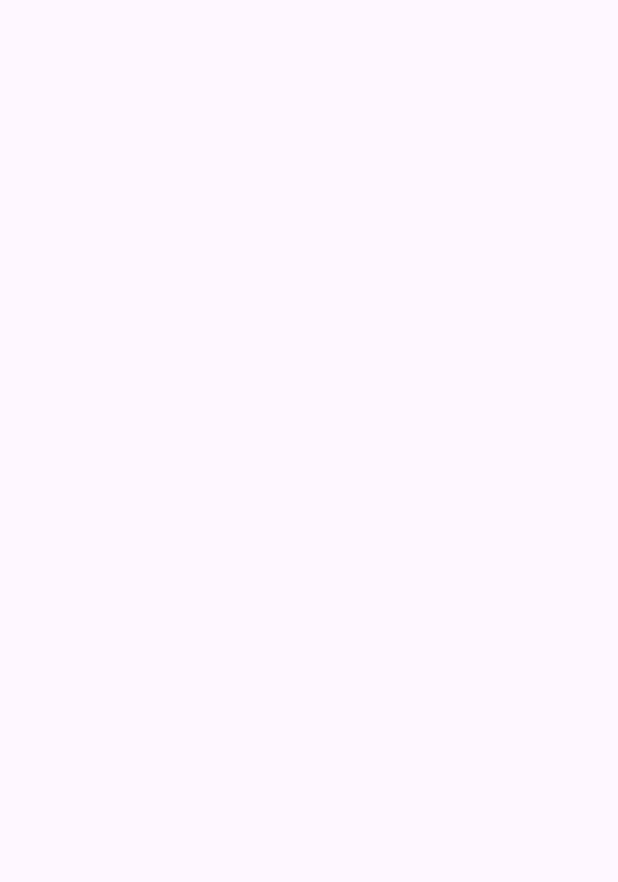
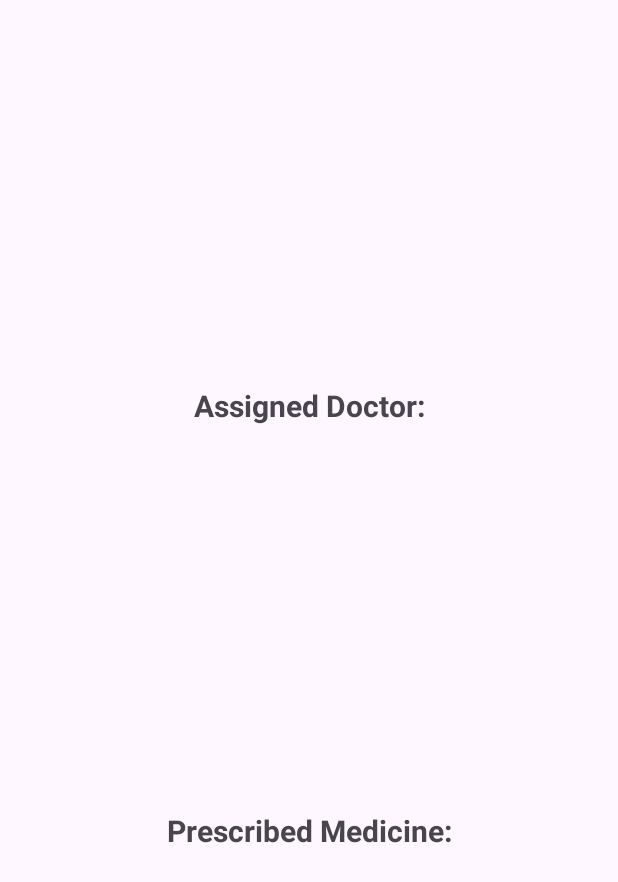
Before and after one commit to saladk21/Hospital_Management_System_V0.1, an Android app: the Patient screen opened directly, with no data from a screen before it, on a phone screen of 412 x 824 dp. Before the commit the part shown is empty. Shown: the top 882 px of the screen. Run offline under Robolectric (Android 15) with nearby library versions, the phone set to English and light mode, and no system bars.

Commit message:
actual changes created the patient dash- Patient.java class modified the patient XML- Patient.XML modified the Database.java and added the two columns assigned_to,prescribed_with
changes to access the Patient
added button to main XML and added code to that button in the JAVA

```diff
--- a/app/src/main/java/com/example/hospital_management_system_v01/Database.java
+++ b/app/src/main/java/com/example/hospital_management_system_v01/Database.java
@@ -90,7 +90,11 @@ public class Database extends SQLiteOpenHelper {
                         PATIENT_COLUMN_ILLNESS + " TEXT, " +
                         PATIENT_COLUMN_STATUS + " TEXT, " +
                         PATIENT_COLUMN_AGE + " INTEGER, " +
-                        PATIENT_COLUMN_GENDER + " TEXT");
+                        PATIENT_COLUMN_GENDER + " TEXT, " +
+                        "assigned_to INTEGER REFERENCES " + DOCTOR_TABLE_NAME + "(" + DOCTOR_COLUMN_ID + ") ON DELETE SET NULL, " + // assigned_to foriegn key
+                        "prescribed_with INTEGER REFERENCES " + MEDICINE_TABLE_NAME + "(" + MEDICINE_COLUMN_ID + ") ON DELETE SET NULL");// prescribed_with foriegn key
+
+
 
 // Create Medicine table
         createTable(db, MEDICINE_TABLE_NAME,
--- a/app/src/main/java/com/example/hospital_management_system_v01/Patient.java
+++ b/app/src/main/java/com/example/hospital_management_system_v01/Patient.java
@@ -1,23 +1,71 @@
 package com.example.hospital_management_system_v01;
 
+import android.database.Cursor;
+import android.os.Bundle;
+import android.widget.TextView;
 import androidx.appcompat.app.AppCompatActivity;
 
-import android.os.Bundle;
+public class Patient extends AppCompatActivity {
 
-public class Patient extends AppCompatActivity {
+    private TextView doctorInfoTextView;
+    private TextView medicineInfoTextView;
 
     @Override
     protected void onCreate(Bundle savedInstanceState) {
         super.onCreate(savedInstanceState);
         setContentView(R.layout.activity_patient);
 
-        // AZIZ
+        doctorInfoTextView = findViewById(R.id.doctorInfoTextView);
+        medicineInfoTextView = findViewById(R.id.medicineInfoTextView);
 
-        // Create a dashboard the the patient can see
-        // The following is inside the dashboard
-        // Prescribed with x medicine
-        // show assigned doctor
+// Get the patient's information from the database
+        Database database = new Database(this);
+        Cursor patientCursor = database.getAllRecords(Database.PATIENT_TABLE_NAME);
 
+        if (patientCursor.moveToFirst()) {
+            int doctorIdColumnIndex = patientCursor.getColumnIndex("assigned_to");
+            int medicineIdColumnIndex = patientCursor.getColumnIndex("prescribed_with");
 
+// Check if the columns exist
+            if (doctorIdColumnIndex != -1 && medicineIdColumnIndex != -1) {
+                long doctorId = patientCursor.getLong(doctorIdColumnIndex);
+                long medicineId = patientCursor.getLong(medicineIdColumnIndex);
+
+// Get the doctor's information
+                Cursor doctorCursor = database.getRecordById(Database.DOCTOR_TABLE_NAME, doctorId);
+                if (doctorCursor.moveToFirst()) {
+                    int doctorNameColumnIndex = doctorCursor.getColumnIndex(Database.COLUMN_NAME);
+                    if (doctorNameColumnIndex != -1) {
+                        String doctorName = doctorCursor.getString(doctorNameColumnIndex);
+                        doctorInfoTextView.setText("Assigned Doctor: " + doctorName);
+                    } else {
+                        doctorInfoTextView.setText("Assigned Doctor: Not Available");
+                    }
+                } else {
+                    doctorInfoTextView.setText("Assigned Doctor: Not Available");
+                }
+
+// Get the medicine's information
+                Cursor medicineCursor = database.getRecordById(Database.MEDICINE_TABLE_NAME, medicineId);
+                if (medicineCursor.moveToFirst()) {
+                    int medicineNameColumnIndex = medicineCursor.getColumnIndex(Database.COLUMN_NAME);
+                    if (medicineNameColumnIndex != -1) {
+                        String medicineName = medicineCursor.getString(medicineNameColumnIndex);
+                        medicineInfoTextView.setText("Prescribed Medicine: " + medicineName);
+                    } else {
+                        medicineInfoTextView.setText("Prescribed Medicine: Not Available");
+                    }
+                } else {
+                    medicineInfoTextView.setText("Prescribed Medicine: Not Available");
+                }
+            } else {
+                doctorInfoTextView.setText("Assigned Doctor: Not Available");
+                medicineInfoTextView.setText("Prescribed Medicine: Not Available");
+            }
+        }
+
+// Close the cursors
+        patientCursor.close();
+        database.close();
     }
 }
--- a/app/src/main/res/layout/activity_patient.xml
+++ b/app/src/main/res/layout/activity_patient.xml
@@ -6,4 +6,36 @@
     android:layout_height="match_parent"
     tools:context=".Patient">
 
+    <!-- TextView for Assigned Doctor -->
+    <TextView
+        android:id="@+id/doctorInfoTextView"
+        android:layout_width="wrap_content"
+        android:layout_height="wrap_content"
+        android:layout_marginTop="16dp"
+        android:layout_marginBottom="8dp"
+        android:text="Assigned Doctor:"
+        android:textSize="20sp"
+        android:textStyle="bold"
+        app:layout_constraintBottom_toTopOf="@+id/medicineInfoTextView"
+        app:layout_constraintEnd_toEndOf="parent"
+
+        app:layout_constraintStart_toStartOf="parent"
+        app:layout_constraintTop_toTopOf="parent" />
+
+    <!-- TextView for Prescribed Medicine -->
+    <TextView
+        android:id="@+id/medicineInfoTextView"
+        android:layout_width="wrap_content"
+        android:layout_height="wrap_content"
+        android:layout_marginTop="8dp"
+        android:layout_marginBottom="16dp"
+        android:text="Prescribed Medicine:"
+        android:textSize="20sp"
+        android:textStyle="bold"
+        app:layout_constraintBottom_toBottomOf="parent"
+        app:layout_constraintEnd_toEndOf="parent"
+
+        app:layout_constraintStart_toStartOf="parent"
+        app:layout_constraintTop_toBottomOf="@id/doctorInfoTextView" />
+
 </androidx.constraintlayout.widget.ConstraintLayout>
```
Also changed, not shown: app/src/main/java/com/example/hospital_management_system_v01/MainActivity.java (+12 -3 lines), app/src/main/res/layout/activity_main.xml (+12 -0 lines). Lines whose indentation alone changed are shown as unchanged.
